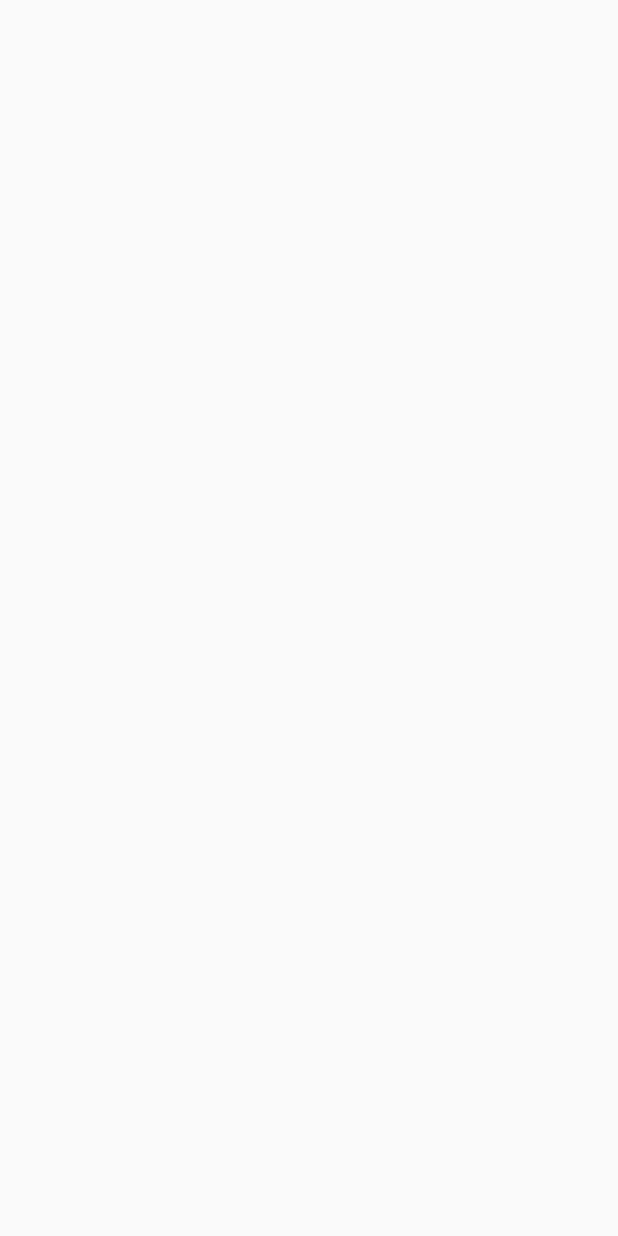
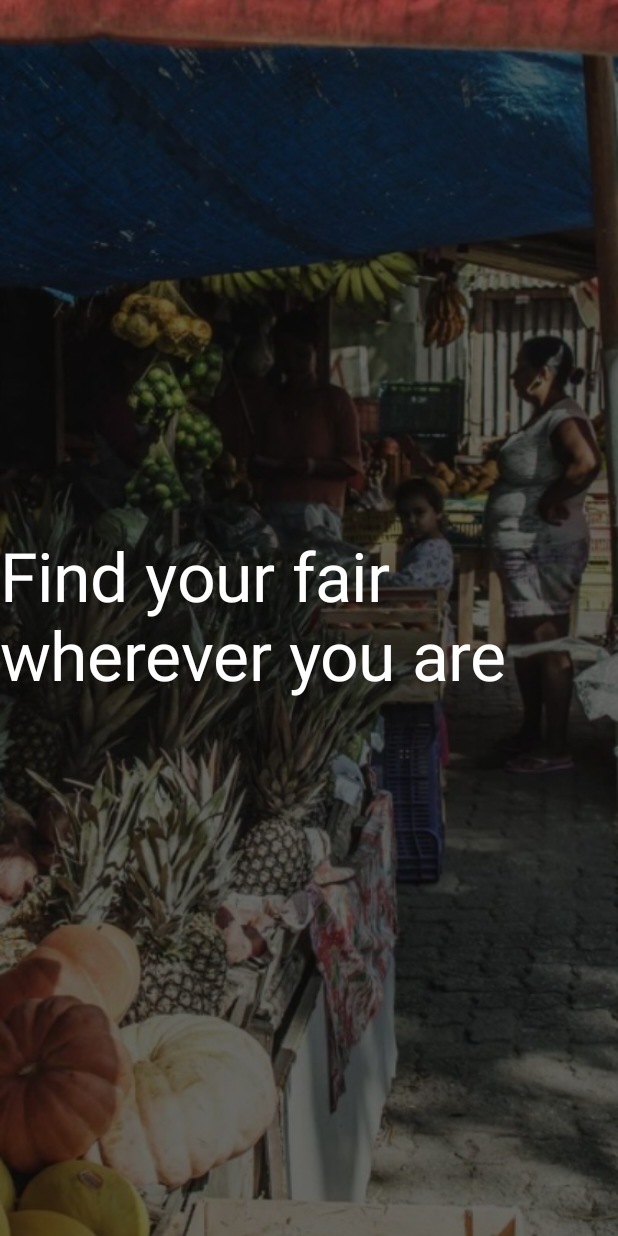
Before and after one commit to Caroline-Santana/Yvypora, an Android app built with Jetpack Compose: the screen it shows after launch (MainActivity), on a phone screen of 412 x 824 dp. Before the commit the screen is empty. Run offline under Robolectric (Android 15) with nearby library versions, the phone set to English and light mode, and no system bars.

Commit message:
commit tela principal

```diff
--- a/app/src/main/java/com/example/yvypora/MainActivity.kt
+++ b/app/src/main/java/com/example/yvypora/MainActivity.kt
@@ -1,17 +1,22 @@
 package com.example.yvypora
 
+import android.graphics.Color
 import android.os.Bundle
 import androidx.activity.ComponentActivity
 import androidx.activity.compose.setContent
-import androidx.compose.foundation.layout.fillMaxSize
-import androidx.compose.material.MaterialTheme
-import androidx.compose.material.Surface
-import androidx.compose.material.Text
+import androidx.compose.foundation.Image
+import androidx.compose.foundation.layout.*
+import androidx.compose.material.*
 import androidx.compose.runtime.Composable
+import androidx.compose.ui.Alignment
 import androidx.compose.ui.Modifier
+import androidx.compose.ui.layout.ContentScale
+import androidx.compose.ui.res.painterResource
+import androidx.compose.ui.res.stringResource
+import androidx.compose.ui.text.style.TextAlign
 import androidx.compose.ui.tooling.preview.Preview
-import androidx.navigation.compose.rememberNavController
-import com.example.yvypora.animatedsplashscreendemo.navigation.SetupNavGraph
+import androidx.compose.ui.unit.dp
+import androidx.compose.ui.unit.sp
 import com.example.yvypora.ui.theme.YvyporaTheme
 
 class MainActivity : ComponentActivity() {
@@ -19,15 +24,48 @@ class MainActivity : ComponentActivity() {
         super.onCreate(savedInstanceState)
         setContent {
             YvyporaTheme {
-                    val navController = rememberNavController()
-                    SetupNavGraph(navController = navController)
+
                 Surface(
+                    modifier = Modifier.fillMaxSize(),
+                ) {
+
+                    Image(painter =  painterResource(id = R.drawable.background), contentDescription = "",
+                        contentScale = ContentScale.Crop
+                    )
+                    Column(
+                        modifier = Modifier
+                            .fillMaxSize(),
+                        verticalArrangement = Arrangement.Center
+                    ){
+                        Text(
+                            text = stringResource(id = R.string.slogan),
+                            color = androidx.compose.ui.graphics.Color.White,
+                            fontSize = 45.sp,
 
 
-                ){
+                        )
+                    }
+
 
                 }
             }
         }
     }
 }
+
+@Composable
+fun MainLayout(){
+    Column(
+        modifier =
+        Modifier.fillMaxSize()
+    ) {
+        //Header
+            Text(
+                text = stringResource(id = R.string.yvypora),
+                fontSize = 32.sp,
+
+                letterSpacing = 4.sp
+            )
+        }
+
+}
--- a/app/src/main/java/com/example/yvypora/animatedsplashscreendemo/navigation/AnimatedSplashScreen.kt
+++ b/app/src/main/java/com/example/yvypora/SplashScreenActivity.kt
@@ -1,5 +1,9 @@
-package com.example.yvypora.animatedsplashscreendemo.navigation
+package com.example.yvypora
 
+import android.content.Intent
+import android.os.Bundle
+import androidx.activity.ComponentActivity
+import androidx.activity.compose.setContent
 import androidx.compose.animation.core.animateFloatAsState
 import androidx.compose.animation.core.tween
 import androidx.compose.foundation.Image
@@ -8,20 +12,35 @@ import androidx.compose.foundation.layout.Box
 import androidx.compose.foundation.layout.fillMaxSize
 import androidx.compose.foundation.layout.height
 import androidx.compose.foundation.layout.width
-import androidx.compose.material.ripple.RippleAlpha
 import androidx.compose.runtime.*
 import androidx.compose.ui.Alignment
 import androidx.compose.ui.Modifier
 import androidx.compose.ui.draw.alpha
 import androidx.compose.ui.graphics.Color
+import androidx.compose.ui.platform.LocalContext
 import androidx.compose.ui.res.painterResource
 import androidx.compose.ui.tooling.preview.Preview
 import androidx.compose.ui.unit.dp
-import androidx.navigation.NavController
 import androidx.navigation.NavHostController
-import com.example.yvypora.R
+import androidx.navigation.compose.rememberNavController
+import com.example.yvypora.animatedsplashscreendemo.navigation.Screen
+import com.example.yvypora.animatedsplashscreendemo.navigation.SetupNavGraph
+import com.example.yvypora.ui.theme.YvyporaTheme
 import kotlinx.coroutines.delay
 
+class SplashScreenActivity : ComponentActivity() {
+    override fun onCreate(savedInstanceState: Bundle?) {
+        super.onCreate(savedInstanceState)
+        setContent {
+            YvyporaTheme {
+                val navController = rememberNavController()
+                SetupNavGraph(navController = navController)
+
+
+            }
+        }
+    }
+}
 @Composable
 fun AnimatedSplashScreen(navController: NavHostController){
     var startAnimation by remember { mutableStateOf(false) }
@@ -35,8 +54,11 @@ fun AnimatedSplashScreen(navController: NavHostController){
         startAnimation = true
         delay(2500)
         navController.popBackStack()
-        navController.navigate(Screen.Home.route)
+
     }
+    val context = LocalContext.current
+    val intent = Intent(context,MainActivity::class.java)
+               context.startActivity(intent)
     Splash(alpha = alphaAnim.value)
 }
 @Composable
@@ -52,7 +74,7 @@ fun Splash(alpha: Float){
                 .width(200.dp)
                 .height(200.dp)
                 .alpha(alpha = alpha)
-            )
+        )
     }
 
 }
@@ -61,3 +83,5 @@ fun Splash(alpha: Float){
 fun SplashScreenPreview(){
     Splash(alpha = 1f)
 }
+
+//
--- a/app/src/main/java/com/example/yvypora/animatedsplashscreendemo/navigation/NavGraph.kt
+++ b/app/src/main/java/com/example/yvypora/animatedsplashscreendemo/navigation/NavGraph.kt
@@ -8,6 +8,7 @@ import androidx.navigation.NavController
 import androidx.navigation.NavHostController
 import androidx.navigation.compose.NavHost
 import androidx.navigation.compose.composable
+import com.example.yvypora.AnimatedSplashScreen
 
 @Composable
  fun SetupNavGraph(navController: NavHostController){
--- a/app/src/main/java/com/example/yvypora/ui/theme/Color.kt
+++ b/app/src/main/java/com/example/yvypora/ui/theme/Color.kt
@@ -6,3 +6,4 @@ val Purple200 = Color(0xFFBB86FC)
 val Purple500 = Color(0xFF6200EE)
 val Purple700 = Color(0xFF3700B3)
 val Teal200 = Color(0xFF03DAC5)
+val green500 = Color(0xFF538D22)
--- a/app/src/main/java/com/example/yvypora/ui/theme/Theme.kt
+++ b/app/src/main/java/com/example/yvypora/ui/theme/Theme.kt
@@ -13,7 +13,7 @@ private val DarkColorPalette = darkColors(
 )
 
 private val LightColorPalette = lightColors(
-    primary = Purple500,
+    primary = green500,
     primaryVariant = Purple700,
     secondary = Teal200
 
--- a/app/src/main/res/values/colors.xml
+++ b/app/src/main/res/values/colors.xml
@@ -7,4 +7,5 @@
     <color name="teal_700">#FF018786</color>
     <color name="black">#FF000000</color>
     <color name="white">#FFFFFFFF</color>
+    <color name="green_yvy">#538D22</color>
 </resources>
--- a/app/src/main/res/values/strings.xml
+++ b/app/src/main/res/values/strings.xml
@@ -1,3 +1,7 @@
 <resources>
     <string name="app_name">Yvypora</string>
+    <string name="title_activity_main">MainActivity</string>
+    <string name="title_activity_main2">MainActivity2</string>
+    <string name="slogan">"Find your fair wherever you are"</string>
+    <string name="yvypora">"yvyporã"</string>
 </resources>
--- a/app/src/main/res/values/themes.xml
+++ b/app/src/main/res/values/themes.xml
@@ -2,6 +2,6 @@
 <resources>
 
     <style name="Theme.Yvypora" parent="android:Theme.Material.Light.NoActionBar">
-        <item name="android:statusBarColor">@color/purple_700</item>
+        <item name="android:statusBarColor">@color/green_yvy</item>
     </style>
 </resources>
```
Also changed, not shown: app/src/main/AndroidManifest.xml (+10 -0 lines), app/src/main/res/drawable/background.png (added), app/src/main/res/drawable/paisagem.png (deleted).
